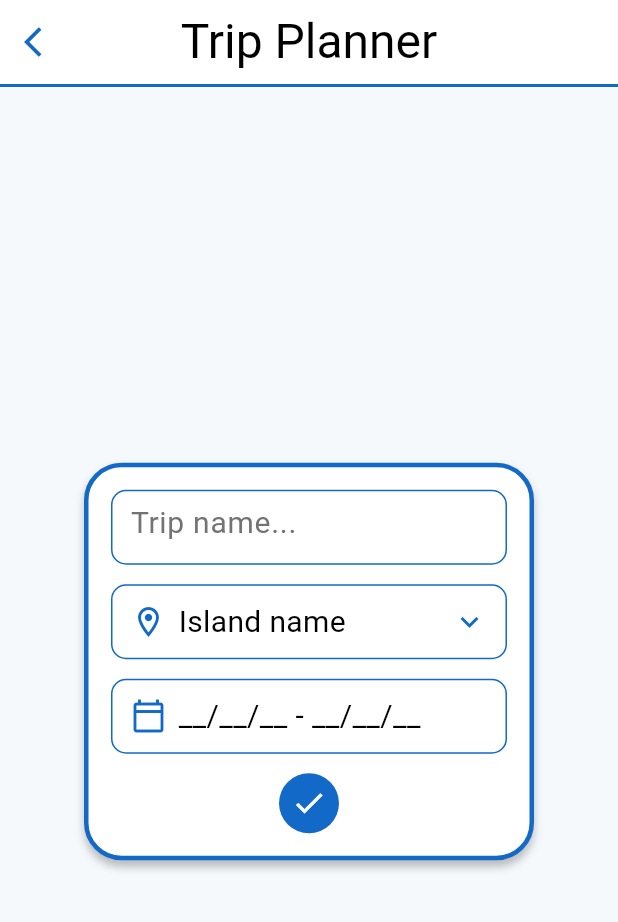
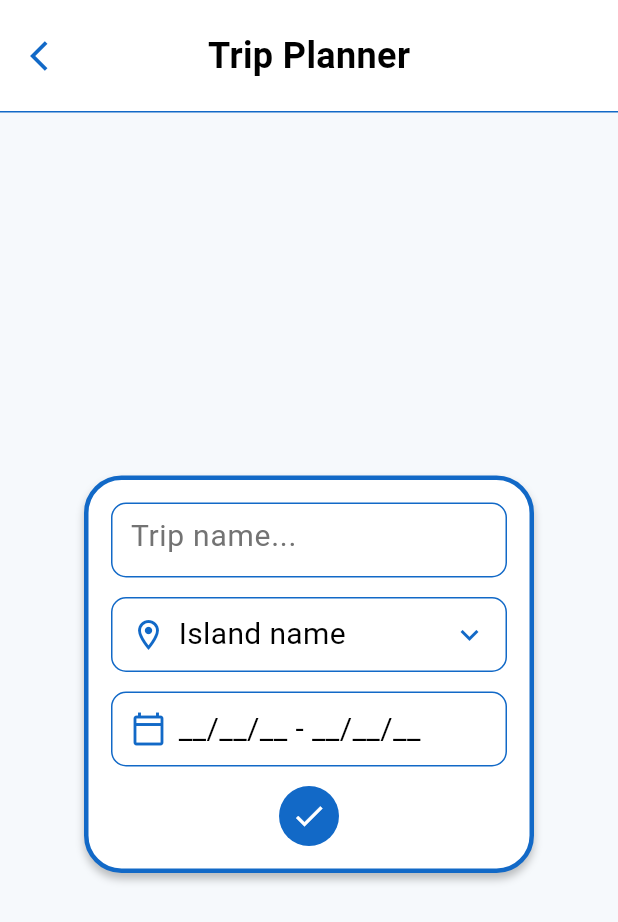
Before and after one commit to ntua-el21914/CyclaGo, a Flutter app: the CalendarScreen screen opened directly, after a tap on the "add" icon, on a phone screen of 412 x 824 dp. Shown: the top 922 px of the screen. Run offline on Flutter 3.47's test engine with Material 3 defaults, Android fonts, the phone set to English and light mode, and no system bars; our stand-ins replace camera, cloud_firestore, firebase_auth, firebase_core, flutter_map, flutter_svg and 3 more; accounts and stored records are empty; Roboto replaces fonts that are missing (Hammersmith One).

Commit message:
CalendarTab_V4.2

```diff
--- a/lib/features/calendar/calendar_screen.dart
+++ b/lib/features/calendar/calendar_screen.dart
@@ -19,28 +19,31 @@ class _CalendarScreenState extends State<CalendarScreen> {
 
     return Scaffold(
       backgroundColor: const Color(0xFFF6F9FC),
-      appBar: AppBar(
-        title: Text(
+      body: SafeArea(
+        child: Column(
+          children: [
+            // Header matching Island Pass style
+            Container(
+              width: double.infinity,
+              padding: const EdgeInsets.symmetric(vertical: 20),
+              decoration: BoxDecoration(
+                color: Colors.white,
+                border: Border(bottom: BorderSide(width: 1, color: primaryBlue)),
+              ),
+              child: Center(
+                child: Text(
                   'My Trips',
                   style: GoogleFonts.hammersmithOne(
                     color: Colors.black,
-            fontSize: 32,
-            fontWeight: FontWeight.w400,
-          ),
-        ),
-        centerTitle: true,
-        backgroundColor: Colors.white,
-        elevation: 0,
-        automaticallyImplyLeading: false,
-        bottom: PreferredSize(
-          preferredSize: const Size.fromHeight(2),
-          child: Container(
-            color: primaryBlue,
-            height: 2,
+                    fontSize: 24,
+                    fontWeight: FontWeight.bold,
                   ),
                 ),
               ),
-      body: SingleChildScrollView(
+            ),
+            // Body content
+            Expanded(
+              child: SingleChildScrollView(
         padding: const EdgeInsets.all(20.0),
         child: Column(
           children: [
@@ -322,6 +325,10 @@ class _CalendarScreenState extends State<CalendarScreen> {
           ],
         ),
               ),
+            ),
+          ],
+        ),
+      ),
     );
   }
 }
--- a/lib/features/calendar/trip_planner_screen.dart
+++ b/lib/features/calendar/trip_planner_screen.dart
@@ -499,32 +499,43 @@ class _TripPlannerScreenState extends State<TripPlannerScreen> {
 
     return Scaffold(
       backgroundColor: const Color(0xFFF6F9FC),
-      // Header bar - matching calendar screen style
-      appBar: AppBar(
-        title: Text(
+      body: SafeArea(
+        child: Column(
+          children: [
+            // Header matching Island Pass style
+            Container(
+              width: double.infinity,
+              padding: const EdgeInsets.symmetric(vertical: 20),
+              decoration: BoxDecoration(
+                color: Colors.white,
+                border: Border(bottom: BorderSide(width: 1, color: primaryBlue)),
+              ),
+              child: Stack(
+                alignment: Alignment.center,
+                children: [
+                  // Back button on left
+                  Positioned(
+                    left: 8,
+                    child: IconButton(
+                      icon: const Icon(Icons.arrow_back_ios, color: primaryBlue),
+                      onPressed: () => Navigator.pop(context),
+                    ),
+                  ),
+                  // Centered title
+                  Text(
                     'Trip Planner',
                     style: GoogleFonts.hammersmithOne(
                       color: Colors.black,
-            fontSize: 32,
-            fontWeight: FontWeight.w400,
+                      fontSize: 24,
+                      fontWeight: FontWeight.bold,
                     ),
                   ),
-        centerTitle: true,
-        backgroundColor: Colors.white,
-        elevation: 0,
-        leading: IconButton(
-          icon: const Icon(Icons.arrow_back_ios, color: primaryBlue),
-          onPressed: () => Navigator.pop(context),
-        ),
-        bottom: PreferredSize(
-          preferredSize: const Size.fromHeight(2),
-          child: Container(
-            color: primaryBlue,
-            height: 2,
+                ],
               ),
             ),
-      ),
-      body: GestureDetector(
+            // Body content
+            Expanded(
+              child: GestureDetector(
         onHorizontalDragEnd: (details) {
           // Swipe right to go back (positive velocity)
           if (details.primaryVelocity != null && details.primaryVelocity! > 300) {
@@ -863,10 +874,10 @@ class _TripPlannerScreenState extends State<TripPlannerScreen> {
                   }
 
                   try {
-                    String tripId;
+                    String? tripId;
 
                     if (widget.isEditMode) {
-                      // Update existing trip
+                      // Update existing trip (editing an existing trip)
                       await TripService.updateTrip(
                         tripId: widget.tripId!,
                         tripName: _tripNameController.text,
@@ -875,15 +886,8 @@ class _TripPlannerScreenState extends State<TripPlannerScreen> {
                         endDate: _endDate!,
                       );
                       tripId = widget.tripId!;
-                    } else {
-                      // Create new trip
-                      tripId = await TripService.saveTrip(
-                        tripName: _tripNameController.text,
-                        island: _selectedIsland!,
-                        startDate: _startDate!,
-                        endDate: _endDate!,
-                      );
                     }
+                    // For new trips, don't save yet - will save on last day confirmation
 
                     // Navigate to trip map screen
                     if (context.mounted) {
@@ -891,7 +895,7 @@ class _TripPlannerScreenState extends State<TripPlannerScreen> {
                         context,
                         MaterialPageRoute(
                           builder: (context) => TripMapScreen(
-                            tripId: tripId,
+                            tripId: tripId, // null for new trips, existing ID for edits
                             tripName: _tripNameController.text,
                             islandName: _selectedIsland!,
                             startDate: _startDate!,
@@ -924,11 +928,15 @@ class _TripPlannerScreenState extends State<TripPlannerScreen> {
                   ),
                 ),
               ),
-            ],
-          ),
-        ),
-        ),
-      ),
-    );
+            ],  // closes inner Column's children
+          ),  // closes inner Column
+          ),  // closes AnimatedContainer
+          ),  // closes Center
+            ),  // closes GestureDetector child
+          ),  // closes Expanded
+          ],  // closes outer Column's children
+        ),  // closes outer Column
+      ),  // closes SafeArea
+    );  // closes Scaffold
   }
 }
```
Also changed, not shown: lib/features/calendar/trip_map_screen.dart (+51 -7 lines), lib/features/calendar/trip_view_screen.dart (+16 -3 lines). Lines whose indentation alone changed are shown as unchanged.
